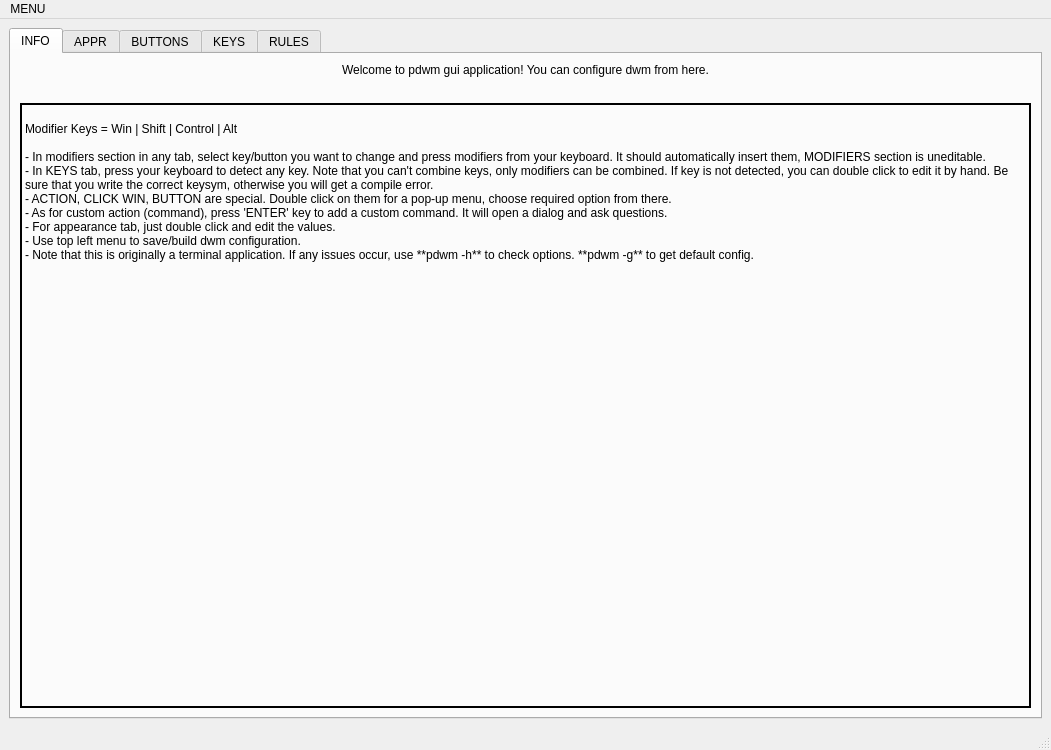
Before: the Qt Designer form main.ui in FT-Labs/pdwmc, drawn with Qt 5.
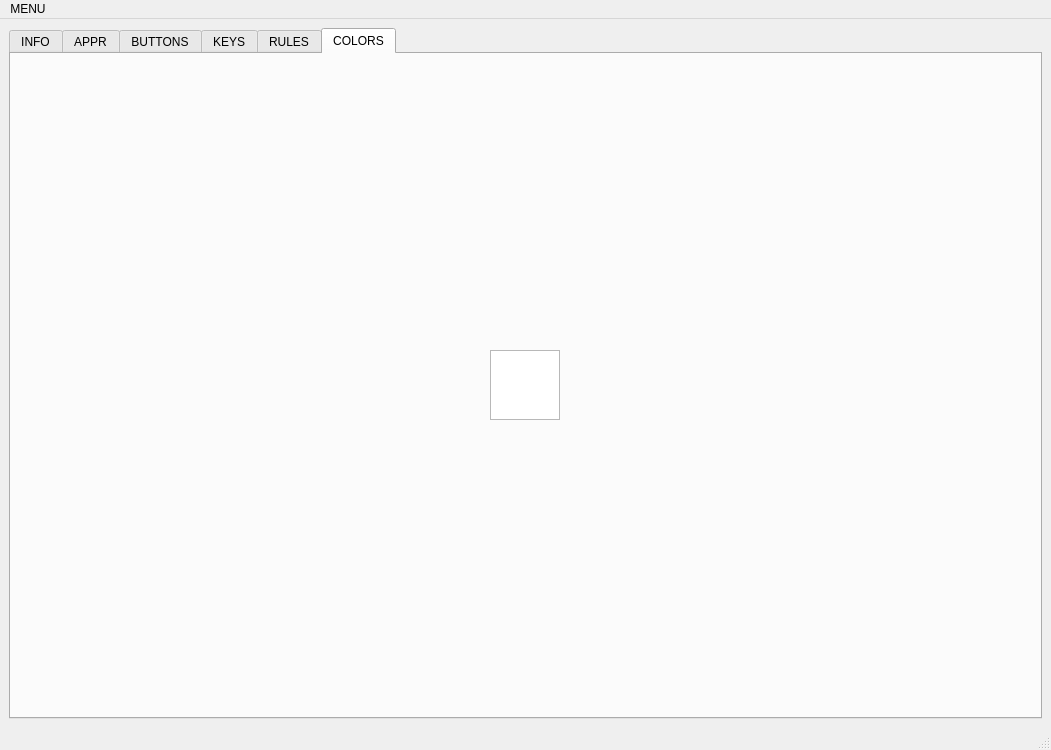
After: the same form once the commit is applied. The open tabs and pages were chosen to show the change. Icons and pictures are not drawn.

Commit message: dwm colors are changeable now

```diff
--- a/main.ui
+++ b/main.ui
@@ -292,6 +292,29 @@
         </item>
        </layout>
       </widget>
+      <widget class="QWidget" name="tab">
+       <attribute name="title">
+        <string>COLORS</string>
+       </attribute>
+       <layout class="QGridLayout" name="gridLayout_17">
+        <item row="0" column="0" alignment="Qt::AlignHCenter|Qt::AlignVCenter">
+         <widget class="QTableWidget" name="t_colors">
+          <property name="verticalScrollBarPolicy">
+           <enum>Qt::ScrollBarAlwaysOff</enum>
+          </property>
+          <property name="horizontalScrollBarPolicy">
+           <enum>Qt::ScrollBarAlwaysOff</enum>
+          </property>
+          <property name="sizeAdjustPolicy">
+           <enum>QAbstractScrollArea::AdjustToContents</enum>
+          </property>
+          <property name="autoScroll">
+           <bool>false</bool>
+          </property>
+         </widget>
+        </item>
+       </layout>
+      </widget>
      </widget>
     </item>
    </layout>
```
Left out of the diff: 4 changed lines with no effect on the pictures. The commit also changes 1 other file.
